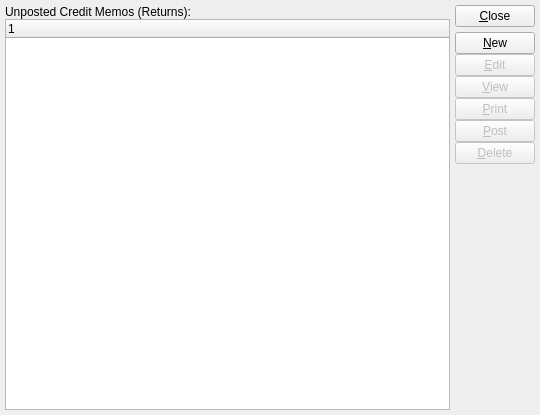
Before: the Qt Designer form guiclient/unpostedCreditMemos.ui in discountscott/qt-client, drawn with Qt 5.
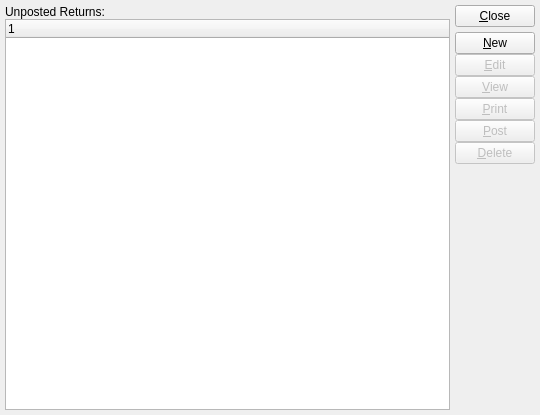
After: the same form once the commit is applied. Custom widgets are drawn as their Qt base class.

The edit to the form file:
```diff
--- a/guiclient/unpostedCreditMemos.ui
+++ b/guiclient/unpostedCreditMemos.ui
@@ -30,9 +30,9 @@
       <number>0</number>
      </property>
      <item>
-      <widget class="QLabel" name="_unpostedCreditMemosList">
-       <property name="text">
-        <string>Unposted Credit Memos (Returns):</string>
+       <widget class="QLabel" name="_unpostedCreditMemosList" >
+        <property name="text" >
+         <string>Unposted Returns:</string>
        </property>
       </widget>
      </item>
@@ -156,7 +156,7 @@
    </item>
   </layout>
  </widget>
- <layoutdefault spacing="5" margin="5"/>
+ <layoutdefault spacing="5" margin="5" />
  <customwidgets>
   <customwidget>
    <class>XTreeWidget</class>
```
Left out of the diff: 104 changed lines with no effect on the pictures. Lines whose indentation alone changed are shown as unchanged.
